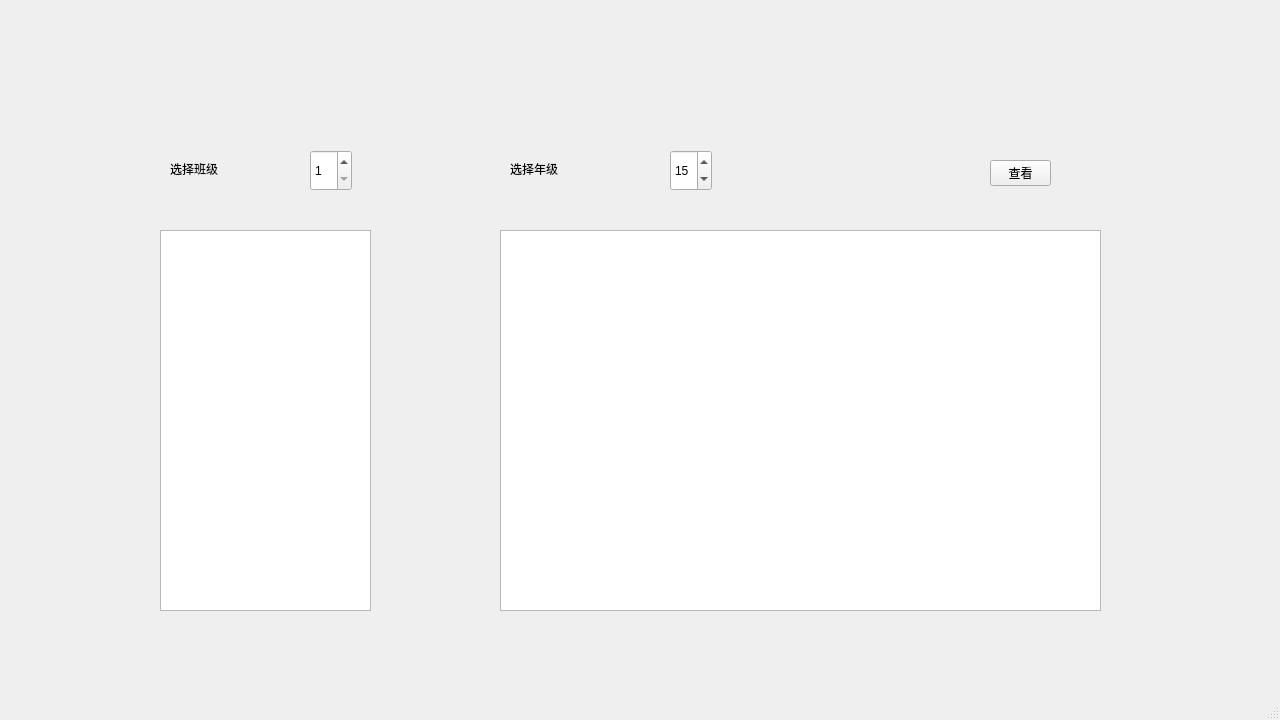
Qt form smartcanteen-server/mainwindow.ui (kde-yyds/smartcanteen) before a commit.
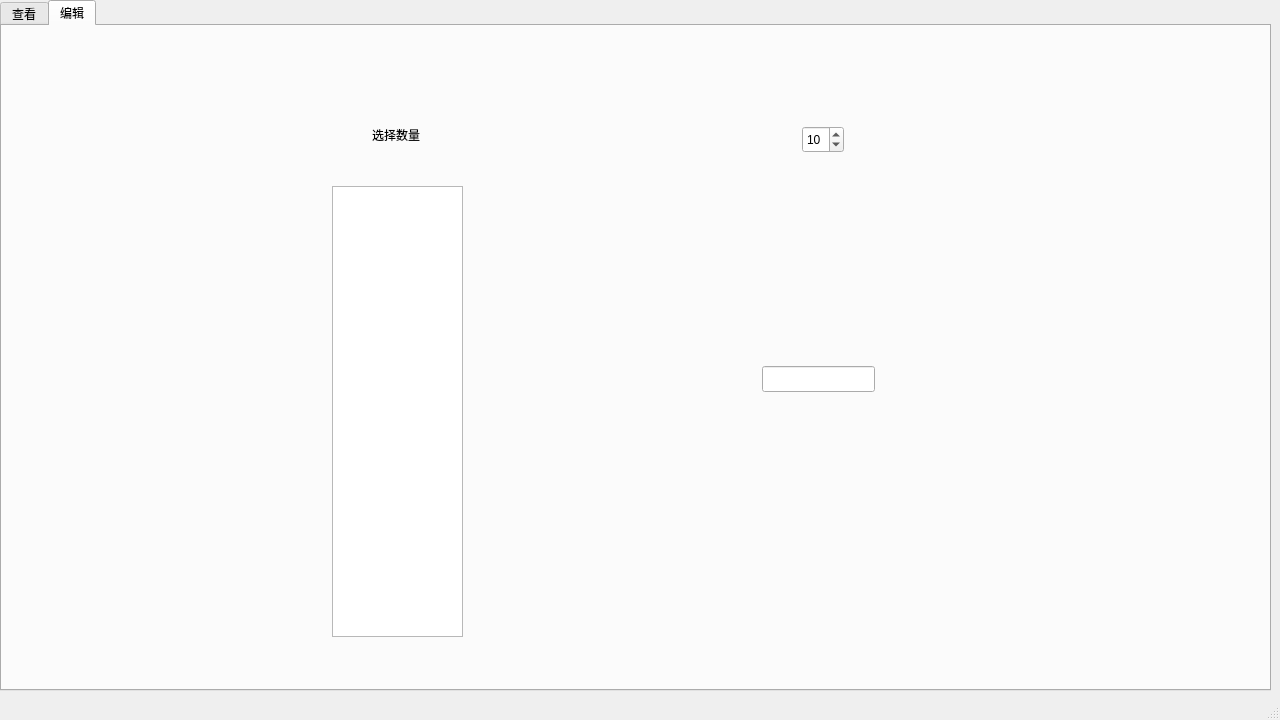
The same form after that commit. The open tabs and pages were chosen to show the change.

Commit message: server: add list edit widget, put edit/view widgets in a tab widget

Patch:
```diff
--- a/smartcanteen-server/mainwindow.ui
+++ b/smartcanteen-server/mainwindow.ui
@@ -14,20 +14,36 @@
    <string>MainWindow</string>
   </property>
   <widget class="QWidget" name="centralwidget">
+   <widget class="QTabWidget" name="tabWidget">
+    <property name="geometry">
+     <rect>
+      <x>0</x>
+      <y>0</y>
+      <width>1271</width>
+      <height>691</height>
+     </rect>
+    </property>
+    <property name="currentIndex">
+     <number>0</number>
+    </property>
+    <widget class="QWidget" name="tab_view">
+     <attribute name="title">
+      <string>查看</string>
+     </attribute>
    <widget class="QWidget" name="widget_show" native="true">
     <property name="geometry">
      <rect>
-      <x>140</x>
-      <y>90</y>
-      <width>981</width>
-      <height>571</height>
+        <x>0</x>
+        <y>0</y>
+        <width>1271</width>
+        <height>641</height>
      </rect>
     </property>
     <widget class="QListWidget" name="listWidget_studentNumber">
      <property name="geometry">
       <rect>
-       <x>20</x>
-       <y>140</y>
+         <x>100</x>
+         <y>190</y>
        <width>211</width>
        <height>381</height>
       </rect>
@@ -36,8 +52,8 @@
     <widget class="QListWidget" name="listWidget_chooseItem">
      <property name="geometry">
       <rect>
-       <x>360</x>
-       <y>140</y>
+         <x>630</x>
+         <y>190</y>
        <width>601</width>
        <height>381</height>
       </rect>
@@ -51,8 +67,8 @@
     <widget class="QPushButton" name="pushButton_show">
      <property name="geometry">
       <rect>
-       <x>850</x>
-       <y>70</y>
+         <x>970</x>
+         <y>80</y>
        <width>61</width>
        <height>26</height>
       </rect>
@@ -64,8 +80,8 @@
     <widget class="QLabel" name="label">
      <property name="geometry">
       <rect>
-       <x>30</x>
-       <y>70</y>
+         <x>150</x>
+         <y>80</y>
        <width>63</width>
        <height>18</height>
       </rect>
@@ -77,8 +93,8 @@
     <widget class="QLabel" name="label_2">
      <property name="geometry">
       <rect>
-       <x>370</x>
-       <y>70</y>
+         <x>490</x>
+         <y>80</y>
        <width>63</width>
        <height>18</height>
       </rect>
@@ -90,8 +106,8 @@
     <widget class="QSpinBox" name="spinBox_grade">
      <property name="geometry">
       <rect>
-       <x>170</x>
-       <y>60</y>
+         <x>290</x>
+         <y>70</y>
        <width>42</width>
        <height>41</height>
       </rect>
@@ -109,8 +125,8 @@
     <widget class="QSpinBox" name="spinBox_class">
      <property name="geometry">
       <rect>
-       <x>530</x>
-       <y>60</y>
+         <x>650</x>
+         <y>70</y>
        <width>42</width>
        <height>41</height>
       </rect>
@@ -124,6 +140,62 @@
      <property name="value">
       <number>15</number>
      </property>
+      </widget>
+     </widget>
+    </widget>
+    <widget class="QWidget" name="tab_edit">
+     <attribute name="title">
+      <string>编辑</string>
+     </attribute>
+     <widget class="QLabel" name="label_number">
+      <property name="geometry">
+       <rect>
+        <x>370</x>
+        <y>100</y>
+        <width>63</width>
+        <height>18</height>
+       </rect>
+      </property>
+      <property name="text">
+       <string>选择数量</string>
+      </property>
+     </widget>
+     <widget class="QSpinBox" name="spinBox_number">
+      <property name="geometry">
+       <rect>
+        <x>800</x>
+        <y>100</y>
+        <width>42</width>
+        <height>27</height>
+       </rect>
+      </property>
+      <property name="minimum">
+       <number>2</number>
+      </property>
+      <property name="value">
+       <number>10</number>
+      </property>
+     </widget>
+     <widget class="QListWidget" name="listWidget_number">
+      <property name="geometry">
+       <rect>
+        <x>330</x>
+        <y>160</y>
+        <width>131</width>
+        <height>451</height>
+       </rect>
+      </property>
+     </widget>
+     <widget class="QLineEdit" name="lineEdit_name">
+      <property name="geometry">
+       <rect>
+        <x>760</x>
+        <y>340</y>
+        <width>113</width>
+        <height>26</height>
+       </rect>
+      </property>
+     </widget>
     </widget>
    </widget>
   </widget>
```
Lines whose indentation alone changed are shown as unchanged. The commit also changes 3 other files.
